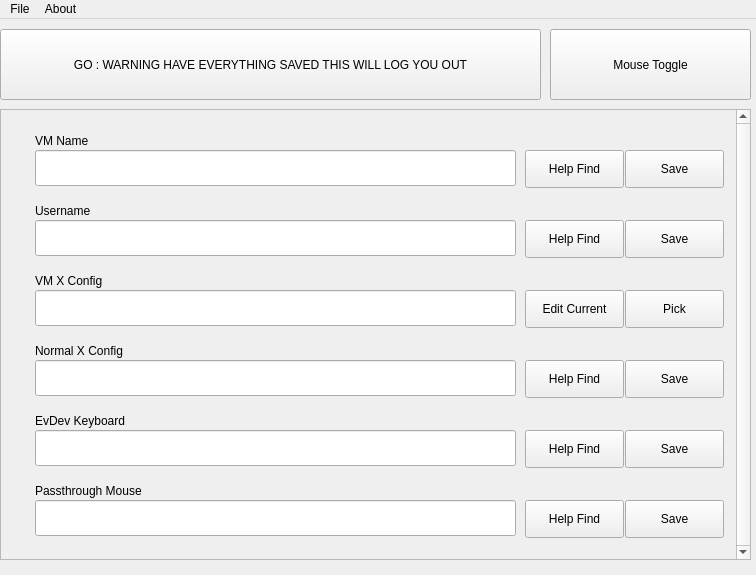
Above: ui/Main.ui from coryc257/GpuPassthroughSetup before the change. Below: the same form after it.
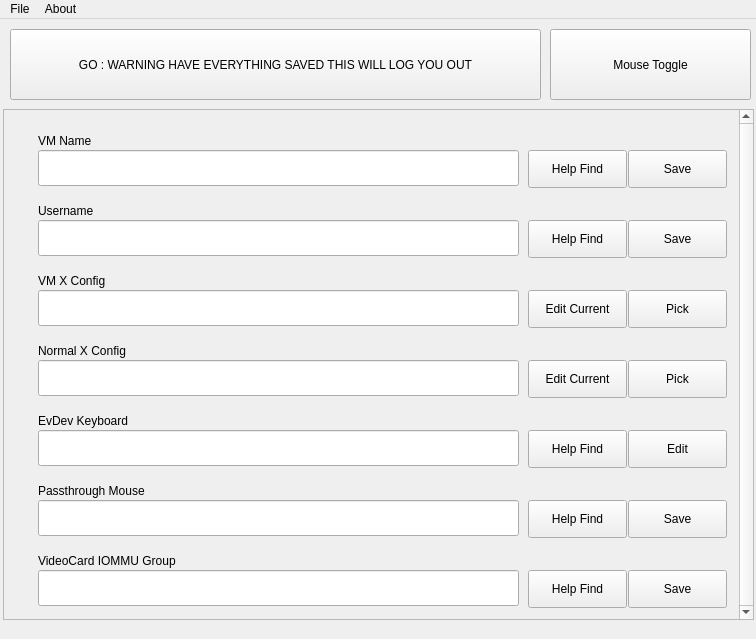
That is the form after the change.

```diff
--- a/ui/Main.ui
+++ b/ui/Main.ui
@@ -7,7 +7,7 @@
     <x>0</x>
     <y>0</y>
     <width>756</width>
-    <height>575</height>
+    <height>639</height>
    </rect>
   </property>
   <property name="minimumSize">
@@ -48,9 +48,9 @@
    <widget class="QPushButton" name="btnGo">
     <property name="geometry">
      <rect>
-      <x>0</x>
+      <x>10</x>
       <y>10</y>
-      <width>541</width>
+      <width>531</width>
       <height>71</height>
      </rect>
     </property>
@@ -61,10 +61,10 @@
    <widget class="QScrollArea" name="scrollArea">
     <property name="geometry">
      <rect>
-      <x>0</x>
+      <x>3</x>
       <y>90</y>
       <width>751</width>
-      <height>451</height>
+      <height>511</height>
      </rect>
     </property>
     <property name="sizePolicy">
@@ -103,7 +103,7 @@
        <x>0</x>
        <y>0</y>
        <width>726</width>
-       <height>447</height>
+       <height>500</height>
       </rect>
      </property>
      <widget class="QWidget" name="widget" native="true">
@@ -168,8 +168,8 @@
      <widget class="QWidget" name="widget_7" native="true">
       <property name="geometry">
        <rect>
-        <x>-170</x>
-        <y>450</y>
+        <x>20</x>
+        <y>430</y>
         <width>711</width>
         <height>71</height>
        </rect>
@@ -242,6 +242,9 @@
          <height>36</height>
         </rect>
        </property>
+       <property name="readOnly">
+        <bool>true</bool>
+       </property>
       </widget>
       <widget class="QLabel" name="lblVMXConfig">
        <property name="geometry">
@@ -301,6 +304,9 @@
          <height>36</height>
         </rect>
        </property>
+       <property name="readOnly">
+        <bool>true</bool>
+       </property>
       </widget>
       <widget class="QLabel" name="lblNormalXConfig">
        <property name="geometry">
@@ -325,7 +331,7 @@
         </rect>
        </property>
        <property name="text">
-        <string>Help Find</string>
+        <string>Edit Current</string>
        </property>
       </widget>
       <widget class="QPushButton" name="btnNormalXConfigPick">
@@ -338,7 +344,7 @@
         </rect>
        </property>
        <property name="text">
-        <string>Save</string>
+        <string>Pick</string>
        </property>
       </widget>
      </widget>
@@ -397,7 +403,7 @@
         </rect>
        </property>
        <property name="text">
-        <string>Save</string>
+        <string>Edit</string>
        </property>
       </widget>
      </widget>
```
Left out of the diff: 4 changed lines with no effect on the pictures.
